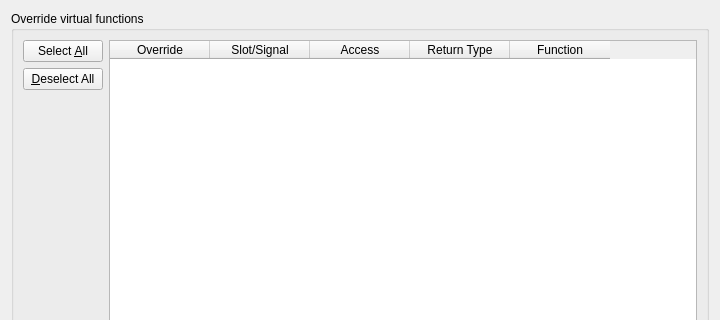
Before: the Qt Designer form language/codegen/ui/overridevirtuals.ui in KDE/kdevelop, drawn with Qt 5; both pictures show x 0 to 720 and y 0 to 320 of the 720 by 531 pixel window.
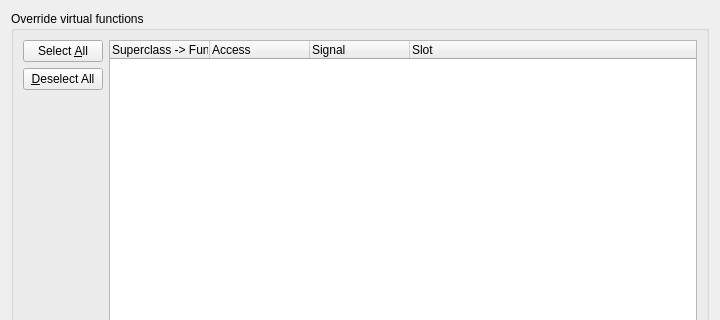
After: the same form once the commit is applied. Custom widgets are drawn as their Qt base class.

Commit message:
Implement overriding of inherited class virtual methods in the create new class dialog.  The dialog methods are language-independent.
Move OverridesPage to a separate source file.
Add documentation which explains how to use the duchain when you have an identifier but not a source url (searching
the persistent symbol table)
Add metatype declaration to IndexedDeclaration (we should be adding these to the class header if they are ever needed
in source files)

What changed in the file:
```diff
--- a/language/codegen/ui/overridevirtuals.ui
+++ b/language/codegen/ui/overridevirtuals.ui
@@ -70,15 +70,25 @@
        </layout>
       </item>
       <item>
-       <widget class="QTableWidget" name="overridesTable" >
+       <widget class="QTreeWidget" name="overridesTree" >
+        <property name="rootIsDecorated" >
+         <bool>false</bool>
+        </property>
+        <property name="uniformRowHeights" >
+         <bool>true</bool>
+        </property>
+        <property name="itemsExpandable" >
+         <bool>false</bool>
+        </property>
+        <property name="allColumnsShowFocus" >
+         <bool>true</bool>
+        </property>
+        <property name="expandsOnDoubleClick" >
+         <bool>false</bool>
+        </property>
         <column>
          <property name="text" >
-          <string>Override</string>
-         </property>
-        </column>
-        <column>
-         <property name="text" >
-          <string>Slot/Signal</string>
+          <string>Superclass -> Function</string>
          </property>
         </column>
         <column>
@@ -88,12 +98,12 @@
         </column>
         <column>
          <property name="text" >
-          <string>Return Type</string>
+          <string>Signal</string>
          </property>
         </column>
         <column>
          <property name="text" >
-          <string>Function</string>
+          <string>Slot</string>
          </property>
         </column>
        </widget>
```
The commit also changes 9 other files.
